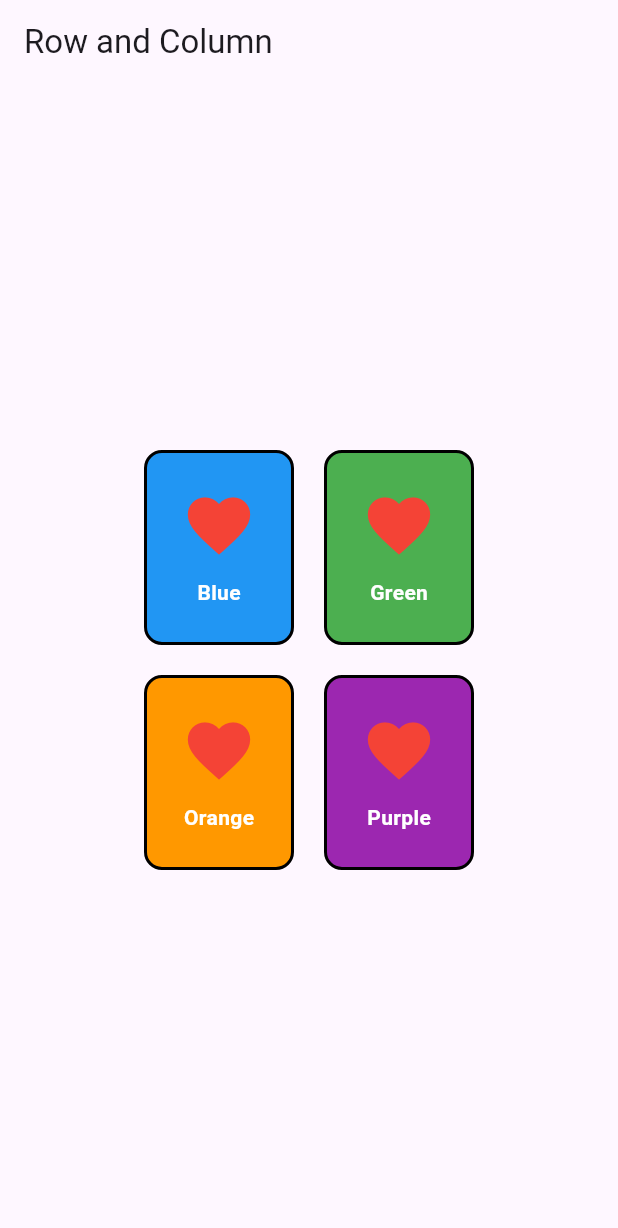
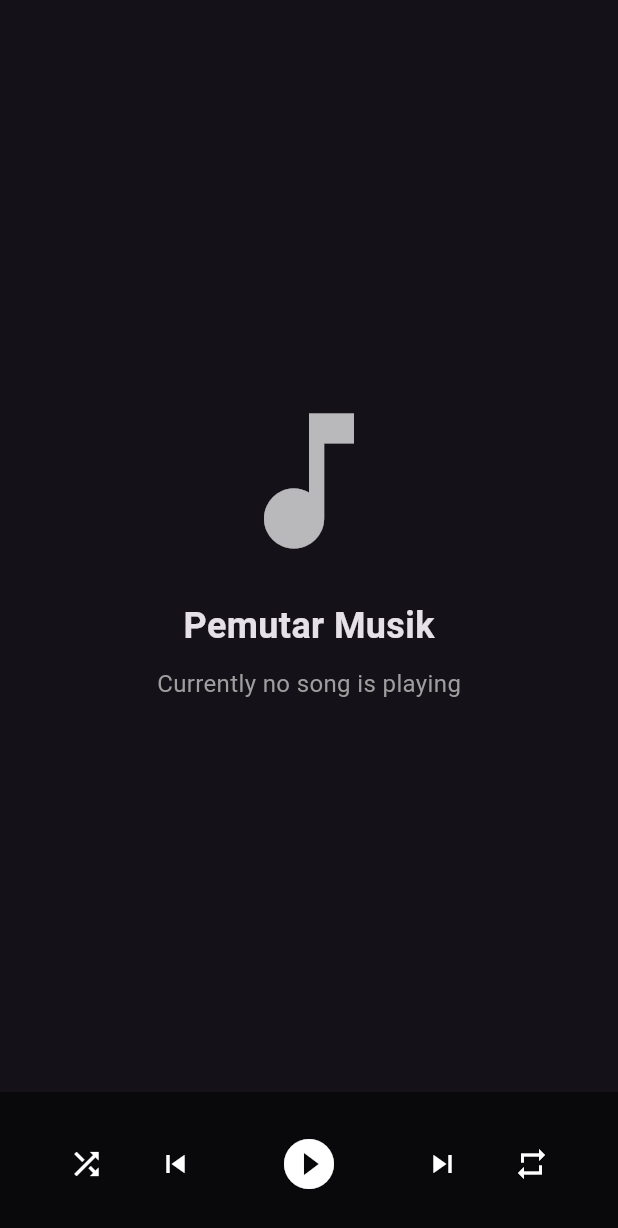
Before and after one commit to icunicn/mobile-programming, a Flutter app: the screen it shows after launch, on a phone screen of 412 x 824 dp. Shown: the top 1228 px of the screen. Run offline on Flutter 3.47's test engine with Material 3 defaults, Android fonts, the phone set to English and light mode, and no system bars.

Commit message:
Praktikum Modul 4

```diff
--- a/lib/main.dart
+++ b/lib/main.dart
@@ -9,66 +9,80 @@ class MyApp extends StatelessWidget {
   @override
   Widget build(BuildContext context) {
     return MaterialApp(
-      title: 'Row and Column',
-      home: Scaffold(
-        appBar: AppBar(title: Text('Row and Column')),
+      title: 'Music Player',
+      theme: ThemeData.dark(), // Changed to dark theme
+      home: PemutarMusikApp(),
+    );
+  }
+}
+
+class PemutarMusikApp extends StatelessWidget {
+  @override
+  Widget build(BuildContext context) {
+    return Scaffold(
       body: Center(
         child: Column(
           mainAxisAlignment: MainAxisAlignment.center,
           children: [
-              Row(
-                mainAxisAlignment: MainAxisAlignment.center,
-                children: [
-                  KotakWarna(warna: Colors.blue, label: 'Blue'),
-                  SizedBox(width: 20),
-                  KotakWarna(warna: Colors.green, label: 'Green'),
-                ],
+            Icon(Icons.music_note, size: 120, color: Colors.white70),
+            SizedBox(height: 20),
+            Text(
+              'Pemutar Musik',
+              style: TextStyle(fontSize: 24, fontWeight: FontWeight.bold),
             ),
-              SizedBox(height: 20),
-              Row(
-                mainAxisAlignment: MainAxisAlignment.center,
-                children: [
-                  KotakWarna(warna: Colors.orange, label: 'Orange'),
-                  SizedBox(width: 20),
-                  KotakWarna(warna: Colors.purple, label: 'Purple'),
-                ],
+            SizedBox(height: 10),
+            Text(
+              'Currently no song is playing',
+              style: TextStyle(fontSize: 16, color: Colors.grey),
             ),
           ],
         ),
+      ),
+      bottomNavigationBar: Container(
+        padding: EdgeInsets.symmetric(horizontal: 28, vertical: 20),
+        color: Colors.black54,
+        child: Row(
+          mainAxisAlignment: MainAxisAlignment.spaceEvenly,
+          children: [
+            Expanded(
+              child: IconButton(
+                icon: Icon(Icons.shuffle, color: Colors.white),
+                onPressed: () {},
+              ),
+            ),
+            Expanded(
+              child: IconButton(
+                icon: Icon(Icons.skip_previous, color: Colors.white),
+                onPressed: () {},
+              ),
+            ),
+            Flexible(
+              flex: 2,
+              fit: FlexFit.tight,
+              child: IconButton(
+                icon: Icon(
+                  Icons.play_circle_fill,
+                  color: Colors.white,
+                  size: 40,
+                ),
+                onPressed: () {},
+              ),
+            ),
+            Expanded(
+              child: IconButton(
+                icon: Icon(Icons.skip_next, color: Colors.white),
+                onPressed: () {},
+              ),
+            ),
+            Expanded(
+              child: IconButton(
+                icon: Icon(Icons.repeat, color: Colors.white),
+                onPressed: () {},
+              ),
+            ),
+          ],
         ),
       ),
     );
   }
 }
-
-class KotakWarna extends StatelessWidget {
-  final Color warna;
-  final String label;
-
-  const KotakWarna({Key? key, required this.warna, required this.label})
-    : super(key: key);
-
-  @override
-  Widget build(BuildContext context) {
-    return Container(
-      width: 100,
-      height: 130,
-      decoration: BoxDecoration(
-        color: warna,
-        border: Border.all(color: Colors.black, width: 2),
-        borderRadius: BorderRadius.circular(12),
-      ),
-      child: Column(
-        mainAxisAlignment: MainAxisAlignment.center,
-        children: [
-          Icon(Icons.favorite, color: Colors.red, size: 50),
-          SizedBox(height: 10),
-          Text(
-            label,
-            style: TextStyle(color: Colors.white, fontWeight: FontWeight.bold),
-          ),
-        ],
-      ),
-    );
-  }
-}
```
Also changed, not shown: 12 other files. Lines whose indentation alone changed are shown as unchanged.
